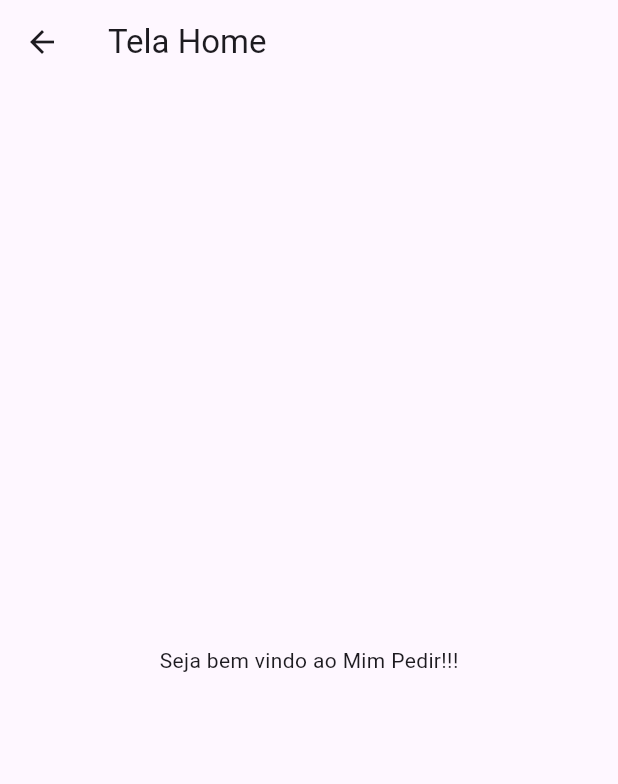
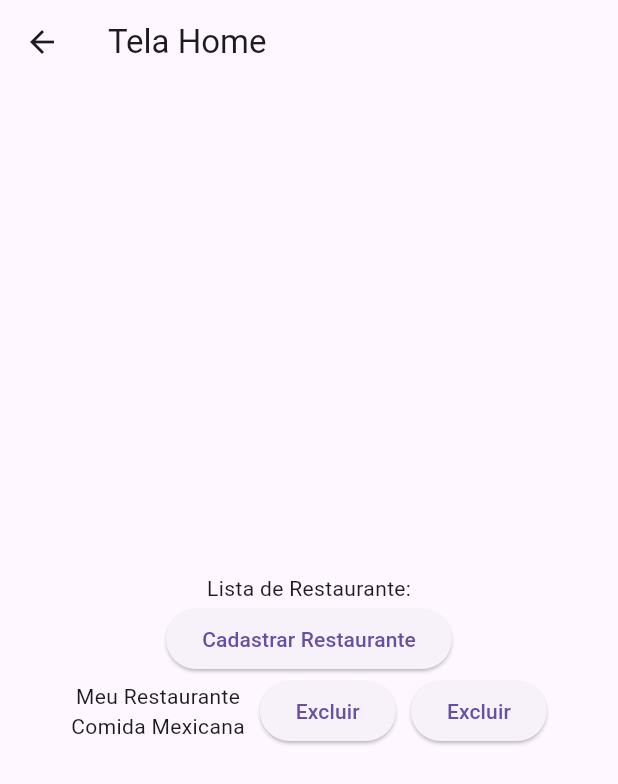
Before and after one commit to HenriqueGomes2006/mimpedir-, a Flutter app: the TelaHome screen opened directly, on a phone screen of 412 x 824 dp. Shown: the top 784 px of the screen. Run offline on Flutter 3.47's test engine with Material 3 defaults, Android fonts, the phone set to English and light mode, and no system bars; our stand-ins replace sqflite; accounts and stored records are empty.

Commit message:
Criação da tela de cadastro do restaurante

```diff
--- a/lib/tela_home.dart
+++ b/lib/tela_home.dart
@@ -1,4 +1,5 @@
 import 'package:flutter/material.dart';
+import 'package:mimpedir/tela_cad_restaurante.dart';
 
 class TelaHome extends StatelessWidget{
   TelaHome({super.key});
@@ -7,8 +8,32 @@ class TelaHome extends StatelessWidget{
   Widget build(BuildContext context) {
     return Scaffold(
       appBar: AppBar(title: const Text('Tela Home')),
-      body: Center(
-        child: Text('Seja bem vindo ao Mim Pedir!!!'),
+      body: Padding(padding: const EdgeInsets.all(20),
+      child: Column(
+          mainAxisAlignment: MainAxisAlignment.center,
+        children: [
+          Text("Lista de Restaurante:"),
+          ElevatedButton(onPressed: (){
+            Navigator.push(context, MaterialPageRoute(builder: (context) => TelaCadRestaurante()));
+          }, child: Text("Cadastrar Restaurante")),
+          Row(
+            mainAxisAlignment: MainAxisAlignment.center,
+            children:
+            [
+              Column(
+                children: [
+                  Text("Meu Restaurante"),
+                  Text("Comida Mexicana")
+                ],
+              ),
+              SizedBox(width: 10),
+              ElevatedButton(onPressed: (){}, child: Text("Excluir")),
+              SizedBox(width: 10),
+              ElevatedButton(onPressed: (){}, child: Text("Excluir")),
+            ],
+          ),
+        ],
+      )
       )
     );
   }
```
Also changed, not shown: lib/tela_cad_restaurante.dart (added, +49 -0 lines).
